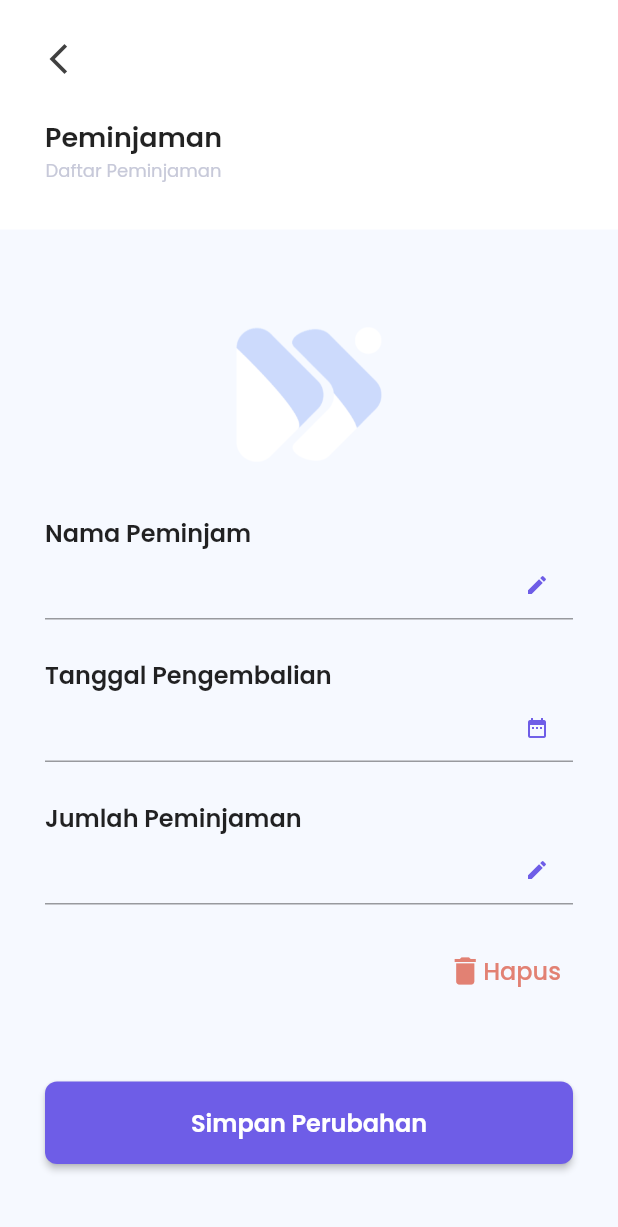
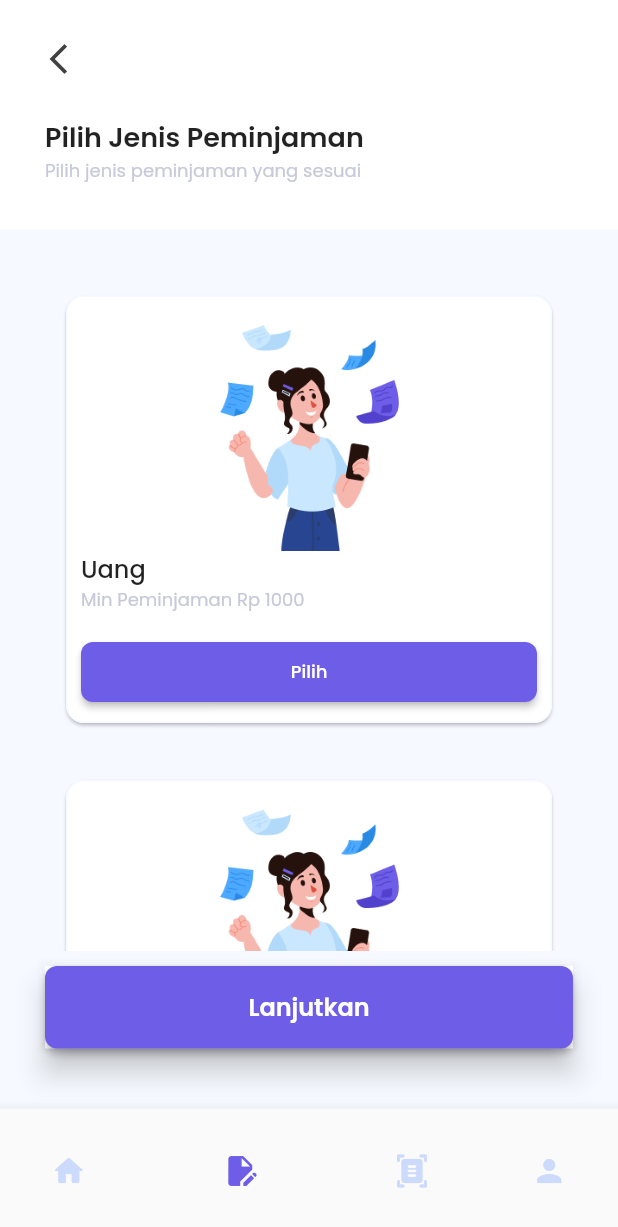
Before and after one commit to rpzfuu/LendLab, a Flutter app: the screen it shows after launch, on a phone screen of 412 x 824 dp. Shown: the top 1227 px of the screen. Run offline on Flutter 3.47's test engine with Material 2 defaults, Android fonts, the phone set to English and light mode, and no system bars.

Commit message:
nambah dikit ajah

```diff
--- /dev/null
+++ b/lib/app/screens/app_add_screen.dart
@@ -0,0 +1,144 @@
+import 'package:flutter/material.dart';
+import 'package:lend_lab/app/widgets/appbar.dart';
+import 'package:lend_lab/app/widgets/button.dart';
+import 'package:lend_lab/theme/app_colors.dart';
+import 'package:lend_lab/theme/app_text_styles.dart';
+
+class AddPage extends StatefulWidget {
+  const AddPage({super.key});
+
+  @override
+  State<AddPage> createState() => _AddPageState();
+}
+
+class _AddPageState extends State<AddPage> {
+  bool _pilihUang = false;
+  bool _pilihBarang = false;
+  @override
+  Widget build(BuildContext context) {
+    return Scaffold(
+      backgroundColor: background,
+      body: SafeArea(
+        child: SingleChildScrollView(
+          child: Column(
+            children: [
+              const AppBarNormal(
+                  text: 'Pilih Jenis Peminjaman',
+                  subtext: 'Pilih jenis peminjaman yang sesuai'),
+              Padding(
+                padding: const EdgeInsets.all(40),
+                child: Column(
+                  children: [
+                    Card(
+                      shape: RoundedRectangleBorder(
+                          borderRadius: BorderRadius.circular(12),
+                          side: BorderSide(
+                              color: _pilihUang ? mainColor : background)),
+                      child: Padding(
+                        padding: const EdgeInsets.all(10),
+                        child: Column(
+                          crossAxisAlignment: CrossAxisAlignment.start,
+                          children: [
+                            const Center(
+                              child: SizedBox(
+                                height: 160,
+                                width: 280,
+                                child: Image(
+                                    image: AssetImage(
+                                        'lib/assets/images/login_auth_screen.png')),
+                              ),
+                            ),
+                            const Text(
+                              'Uang',
+                              style: TextStyles.lMedium,
+                            ),
+                            Text(
+                              'Min Peminjaman Rp 1000',
+                              style: TextStyles.sReguler.copyWith(color: grey2),
+                            ),
+                            const SizedBox(height: 15),
+                            ButtonPilih(
+                                text: 'Pilih',
+                                onPressed: () {
+                                  setState(() {
+                                    if (_pilihBarang) {
+                                      _pilihBarang = false;
+                                      _pilihUang = true;
+                                    } else {
+                                      _pilihUang = true;
+                                    }
+                                  });
+                                })
+                          ],
+                        ),
+                      ),
+                    ),
+                    const SizedBox(height: 30),
+                    Card(
+                      shape: RoundedRectangleBorder(
+                        borderRadius: BorderRadius.circular(12),
+                        side: BorderSide(
+                            color: _pilihBarang ? mainColor : background),
+                      ),
+                      child: Padding(
+                        padding: const EdgeInsets.all(10),
+                        child: Column(
+                          crossAxisAlignment: CrossAxisAlignment.start,
+                          children: [
+                            const Center(
+                              child: SizedBox(
+                                height: 160,
+                                width: 280,
+                                child: Image(
+                                    image: AssetImage(
+                                        'lib/assets/images/login_auth_screen.png')),
+                              ),
+                            ),
+                            const Text(
+                              'Barang',
+                              style: TextStyles.lMedium,
+                            ),
+                            Text(
+                              'Catat berbagai barang yang dipinjam',
+                              style: TextStyles.sReguler.copyWith(color: grey2),
+                            ),
+                            const SizedBox(height: 15),
+                            ButtonPilih(
+                                text: 'Pilih',
+                                onPressed: () {
+                                  setState(() {
+                                    if (_pilihUang) {
+                                      _pilihBarang = true;
+                                      _pilihUang = false;
+                                    } else {
+                                      _pilihBarang = true;
+                                    }
+                                  });
+                                })
+                          ],
+                        ),
+                      ),
+                    ),
+                  ],
+                ),
+              )
+            ],
+          ),
+        ),
+      ),
+      bottomNavigationBar: Padding(
+        padding: const EdgeInsets.fromLTRB(30, 10, 30, 40),
+        child: BottomAppBar(
+          child: ButtonPrimary(
+            isEnable: true,
+            text: 'Lanjutkan',
+            onPressed: () {
+              if (_pilihUang) Navigator.pushNamed(context, '/app/add/uang');
+              if (_pilihBarang) Navigator.pushNamed(context, '/app/add/barang');
+            },
+          ),
+        ),
+      ),
+    );
+  }
+}
--- a/lib/app/screens/app_home_list_detail_screen.dart
+++ b/lib/app/screens/app_home_list_detail_screen.dart
@@ -1,5 +1,6 @@
 import 'package:flutter/material.dart';
 import 'package:intl/intl.dart';
+import 'package:lend_lab/app/widgets/appbar.dart';
 import 'package:lend_lab/app/widgets/button.dart';
 import 'package:lend_lab/theme/app_colors.dart';
 import 'package:lend_lab/theme/app_text_styles.dart';
@@ -73,51 +74,8 @@ class _HomeListDetailPageState extends State<HomeListDetailPage> {
         child: SingleChildScrollView(
           child: Column(
             children: [
-              Container(
-                color: white,
-                child: Column(
-                  children: [
-                    Row(
-                      children: [
-                        Column(
-                          crossAxisAlignment: CrossAxisAlignment.start,
-                          children: [
-                            Padding(
-                              padding: const EdgeInsets.fromLTRB(15, 15, 0, 0),
-                              child: IconButton(
-                                onPressed: () {
-                                  Navigator.pop(context);
-                                },
-                                icon: const Icon(
-                                  Icons.arrow_back_ios_new,
-                                  color: black,
-                                ),
-                              ),
-                            ),
-                            Padding(
-                              padding:
-                                  const EdgeInsets.fromLTRB(30, 15, 30, 30),
-                              child: Column(
-                                children: [
-                                  const Text(
-                                    'Peminjaman',
-                                    style: TextStyles.xlSemiBold,
-                                  ),
-                                  Text(
-                                    'Daftar Peminjaman',
-                                    style: TextStyles.sReguler
-                                        .copyWith(color: grey2),
-                                  ),
-                                ],
-                              ),
-                            ),
-                          ],
-                        ),
-                      ],
-                    ),
-                  ],
-                ),
-              ),
+              const AppBarNormal(
+                  text: 'Detail Peminjaman', subtext: 'Detail data peminjaman'),
               Padding(
                 padding: const EdgeInsets.all(30),
                 child: Column(
@@ -150,7 +108,7 @@ class _HomeListDetailPageState extends State<HomeListDetailPage> {
                             child: Icon(
                               Icons.edit,
                               color: mainColor,
-                              size: 16,
+                              size: 18,
                             ),
                           ),
                         ),
@@ -166,7 +124,7 @@ class _HomeListDetailPageState extends State<HomeListDetailPage> {
                     ),
                     const SizedBox(height: 15),
                     SizedBox(
-                      height: 31,
+                      height: 42,
                       child: TextFormField(
                         controller: _dateController,
                         readOnly: true,
@@ -175,16 +133,14 @@ class _HomeListDetailPageState extends State<HomeListDetailPage> {
                           _selectDate(context);
                         },
                         style: TextStyles.mReguler.copyWith(color: grey3),
-                        decoration: const InputDecoration(
-                          contentPadding: EdgeInsets.symmetric(
-                              vertical: (31 - 14) / 2 + 15),
-                          suffixIcon: Padding(
-                            padding: EdgeInsets.only(bottom: 15),
-                            child: Icon(
-                              Icons.date_range,
-                              color: mainColor,
-                              size: 16,
-                            ),
+                        decoration: InputDecoration(
+                          border: OutlineInputBorder(
+                              borderRadius: BorderRadius.circular(8)),
+                          contentPadding: const EdgeInsets.symmetric(
+                              vertical: (42 - 14) / 2, horizontal: 10),
+                          suffixIcon: const Icon(
+                            Icons.date_range,
+                            color: mainColor,
                           ),
                         ),
                       ),
@@ -210,7 +166,7 @@ class _HomeListDetailPageState extends State<HomeListDetailPage> {
                             child: Icon(
                               Icons.edit,
                               color: mainColor,
-                              size: 16,
+                              size: 18,
                             ),
                           ),
                         ),
@@ -240,7 +196,10 @@ class _HomeListDetailPageState extends State<HomeListDetailPage> {
                       ),
                     ),
                     const SizedBox(height: 50),
-                    ButtonPrimary(text: 'Simpan Perubahan', onPressed: () {}),
+                    ButtonPrimary(
+                        isEnable: true,
+                        text: 'Simpan Perubahan',
+                        onPressed: () {}),
                   ],
                 ),
               )
--- a/lib/app/screens/app_screen.dart
+++ b/lib/app/screens/app_screen.dart
@@ -1,7 +1,7 @@
 import 'package:flutter/material.dart';
+import 'package:lend_lab/app/screens/app_add_screen.dart';
 import 'package:lend_lab/app/screens/app_home_list_screen.dart';
 import 'package:lend_lab/app/screens/app_home_screen.dart';
-import 'package:lend_lab/app/screens/auth/login_auth_screen.dart';
 import 'package:lend_lab/app/screens/auth/signup_auth_screen.dart';
 import 'package:lend_lab/theme/app_colors.dart';
 
@@ -13,7 +13,7 @@ class AppPage extends StatefulWidget {
 }
 
 class _AppPageState extends State<AppPage> {
-  int currentPageIndex = 0;
+  int currentPageIndex = 1;
   @override
   Widget build(BuildContext context) {
     return Scaffold(
@@ -55,7 +55,7 @@ class _AppPageState extends State<AppPage> {
         index: currentPageIndex,
         children: [
           Navigator(
-            initialRoute: '/app/home/list',
+            initialRoute: '/app/home',
             onGenerateRoute: (RouteSettings settings) {
               switch (settings.name) {
                 case '/app/home':
@@ -70,7 +70,7 @@ class _AppPageState extends State<AppPage> {
               return null;
             },
           ),
-          const LoginPage(),
+          const AddPage(),
           const SignupPage(),
           const HomePage(),
         ],
--- a/lib/app/screens/auth/login_auth_screen.dart
+++ b/lib/app/screens/auth/login_auth_screen.dart
@@ -95,6 +95,7 @@ class _LoginPageState extends State<LoginPage> {
                     ),
                     const SizedBox(height: 25),
                     ButtonPrimary(
+                        isEnable: true,
                         text: 'Login',
                         onPressed: () {
                           Navigator.pushNamed(context, '/home');
--- /dev/null
+++ b/lib/app/widgets/appbar.dart
@@ -0,0 +1,56 @@
+import 'package:flutter/material.dart';
+import 'package:lend_lab/theme/app_colors.dart';
+import 'package:lend_lab/theme/app_text_styles.dart';
+
+class AppBarNormal extends StatelessWidget {
+  final String text;
+  final String subtext;
+  const AppBarNormal({super.key, required this.text, required this.subtext});
+  @override
+  Widget build(BuildContext context) {
+    return Container(
+      color: white,
+      child: Column(
+        children: [
+          Row(
+            children: [
+              Column(
+                crossAxisAlignment: CrossAxisAlignment.start,
+                children: [
+                  Padding(
+                    padding: const EdgeInsets.fromLTRB(15, 15, 0, 0),
+                    child: IconButton(
+                      onPressed: () {
+                        Navigator.pop(context);
+                      },
+                      icon: const Icon(
+                        Icons.arrow_back_ios_new,
+                        color: black,
+                      ),
+                    ),
+                  ),
+                  Padding(
+                    padding: const EdgeInsets.fromLTRB(30, 15, 30, 30),
+                    child: Column(
+                      crossAxisAlignment: CrossAxisAlignment.start,
+                      children: [
+                        Text(
+                          text,
+                          style: TextStyles.xlSemiBold,
+                        ),
+                        Text(
+                          subtext,
+                          style: TextStyles.sReguler.copyWith(color: grey2),
+                        ),
+                      ],
+                    ),
+                  ),
+                ],
+              ),
+            ],
+          ),
+        ],
+      ),
+    );
+  }
+}
--- a/lib/app/widgets/button.dart
+++ b/lib/app/widgets/button.dart
@@ -5,8 +5,13 @@ import 'package:lend_lab/theme/app_text_styles.dart';
 class ButtonPrimary extends StatelessWidget {
   final String text;
   final VoidCallback onPressed;
+  final bool isEnable;
 
-  const ButtonPrimary({super.key, required this.text, required this.onPressed});
+  const ButtonPrimary(
+      {super.key,
+      required this.text,
+      required this.onPressed,
+      required this.isEnable});
 
   @override
   Widget build(BuildContext context) {
@@ -15,9 +20,10 @@ class ButtonPrimary extends StatelessWidget {
           shape: RoundedRectangleBorder(borderRadius: BorderRadius.circular(8)),
           backgroundColor: mainColor,
           minimumSize: const Size(double.infinity, 55),
+          disabledBackgroundColor: grey4,
         ),
-        onPressed: onPressed,
-        child: Text(text, style: TextStyles.lSemiBold));
+        onPressed: isEnable ? onPressed : null,
+        child: Text(text, style: TextStyles.lSemiBold.copyWith(color: white)));
   }
 }
 
@@ -98,3 +104,32 @@ class ButtonHapus extends StatelessWidget {
         child: Text(text, style: TextStyles.lMedium.copyWith(color: white)));
   }
 }
+
+class ButtonCepat extends StatelessWidget {
+  final String text;
+  final VoidCallback onPressed;
+  final bool pilih;
+
+  const ButtonCepat(
+      {super.key,
+      required this.text,
+      required this.onPressed,
+      required this.pilih});
+
+  @override
+  Widget build(BuildContext context) {
+    return OutlinedButton(
+      style: OutlinedButton.styleFrom(
+        backgroundColor: pilih ? mainColor : background,
+        shape: RoundedRectangleBorder(borderRadius: BorderRadius.circular(8)),
+        side: BorderSide(color: pilih ? background : grey1),
+        minimumSize: const Size(0, 38),
+      ),
+      onPressed: onPressed,
+      child: Text(
+        text,
+        style: TextStyles.sMedium.copyWith(color: pilih ? white : darkergrey),
+      ),
+    );
+  }
+}
--- a/lib/main.dart
+++ b/lib/main.dart
@@ -1,4 +1,7 @@
 import 'package:flutter/material.dart';
+import 'package:lend_lab/app/screens/app_add_barang_screen.dart';
+import 'package:lend_lab/app/screens/app_add_screen.dart';
+import 'package:lend_lab/app/screens/app_add_uang_screen.dart';
 import 'package:lend_lab/app/screens/app_home_list_detail_screen.dart';
 import 'package:lend_lab/app/screens/app_home_list_screen.dart';
 import 'package:lend_lab/app/screens/app_home_screen.dart';
@@ -22,7 +25,7 @@ class MainApp extends StatelessWidget {
       theme: ThemeData(
         colorScheme: ColorScheme.fromSwatch().copyWith(primary: mainColor),
       ),
-      initialRoute: '/app/home/list/detail',
+      initialRoute: '/app',
       routes: {
         '/splash': (context) => const SplashScreen(),
         '/login': (context) => const LoginPage(),
@@ -31,6 +34,9 @@ class MainApp extends StatelessWidget {
         '/app/home': (context) => const HomePage(),
         '/app/home/list': (context) => const HomeListPage(),
         '/app/home/list/detail': (context) => const HomeListDetailPage(),
+        '/app/add': (context) => const AddPage(),
+        '/app/add/uang': (context) => const AddUangPage(),
+        '/app/add/barang': (context) => const AddBarangPage(),
       },
     );
   }
--- a/lib/theme/app_colors.dart
+++ b/lib/theme/app_colors.dart
@@ -10,6 +10,8 @@ const red = Color(0xFFE28173);
 const grey1 = Color(0xFFDDE5E9);
 const grey2 = Color(0xFFC7C9D9);
 const grey3 = Color(0xFF828282);
+const grey4 = Color(0xFFBDBDBD);
+const darkergrey = Color(0xFFBFBFBF);
 const background = Color(0xFFF6F9FF);
 const white = Colors.white;
 const bgBlue = Color(0xFFC9E7FF);
```
Also changed, not shown: lib/app/screens/app_add_barang_screen.dart (added, +15 -0 lines), lib/app/screens/app_add_uang_screen.dart (added, +308 -0 lines), lib/app/screens/app_home_list_screen.dart (+3 -45 lines), lib/app/screens/auth/signup_auth_screen.dart (+11 -0 lines).
